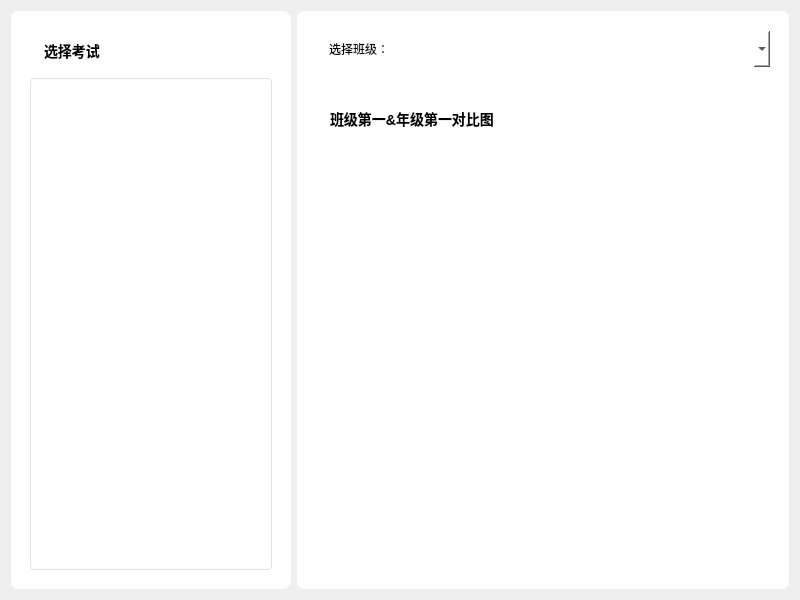
Old version of the form ui_page/page_top_in_grade.ui in the repository fengyec2/StudentGradeTracker.
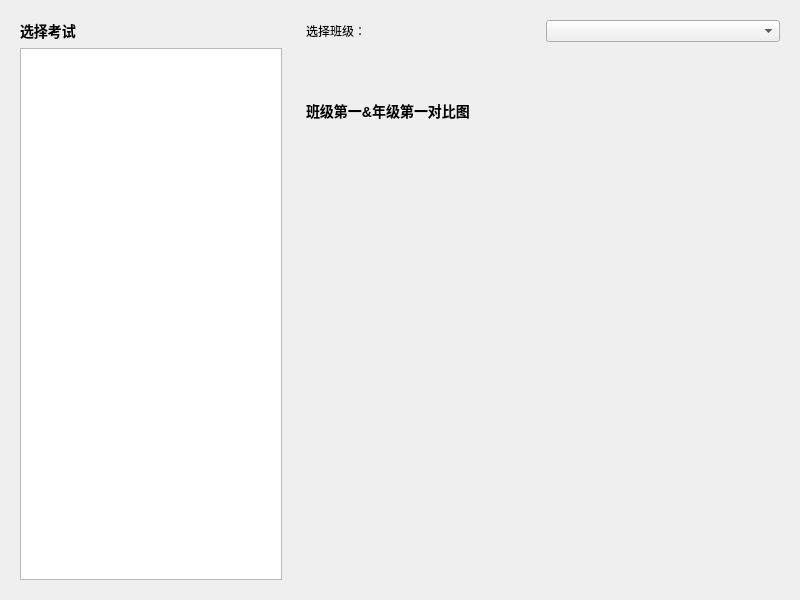
New version of the form.

Commit message: feat: add page_top_in_grade styles and integrate with UI for dark and light themes

```diff
--- a/ui_page/page_top_in_grade.ui
+++ b/ui_page/page_top_in_grade.ui
@@ -22,13 +22,6 @@
        <height>16777215</height>
       </size>
      </property>
-     <property name="styleSheet">
-      <string notr="true">
-        background-color: white;
-        border-radius: 8px;
-        padding: 10px;
-      </string>
-     </property>
      <layout class="QGridLayout" name="gridLayout">
       <item row="0" column="0">
        <layout class="QVBoxLayout" name="verticalLayout_2">
@@ -44,28 +37,6 @@
         </item>
         <item>
          <widget class="QListView" name="listView">
-          <property name="styleSheet">
-           <string notr="true">
-           QListView {
-             border: 1px solid #dcdfe6;
-             border-radius: 4px;
-             padding: 4px;
-             background-color: #ffffff;
-           }
-           QListView::item {
-             padding: 8px 12px;
-             border-bottom: 1px solid #ebeef5;
-           }
-           QListView::item:hover {
-             background-color: #f5f7fa;
-           }
-           QListView::item:selected {
-             background-color: #ecf5ff;
-             color: #409eff;
-             border-left: 3px solid #409eff;
-           }
-         </string>
-          </property>
          </widget>
         </item>
        </layout>
@@ -75,13 +46,6 @@
    </item>
    <item>
     <widget class="QFrame" name="rightPanel">
-     <property name="styleSheet">
-      <string notr="true">
-        background-color: white;
-        border-radius: 8px;
-        padding: 10px;
-      </string>
-     </property>
      <layout class="QGridLayout" name="gridLayout_2">
       <item row="0" column="0">
        <layout class="QVBoxLayout" name="verticalLayout">
```
The commit also changes 6 other files.
